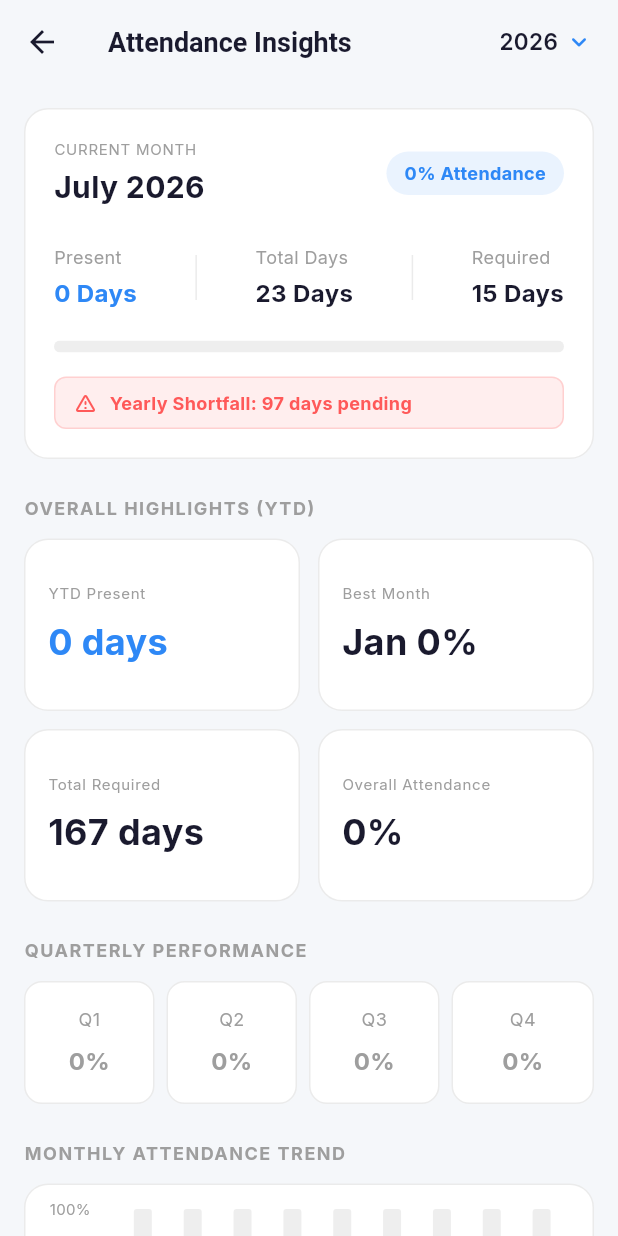
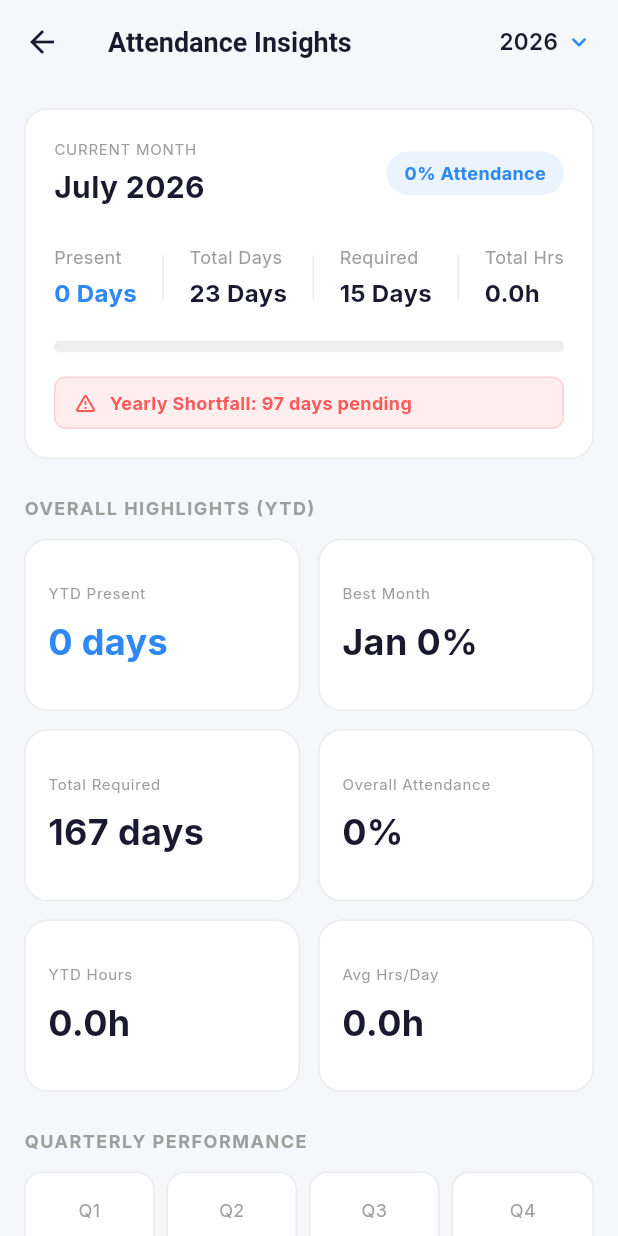
Before and after one commit to MatrimPathak/OfficeLog_Antigravity, a Flutter app: the SummaryScreen screen opened directly, on a phone screen of 412 x 824 dp. Run offline on Flutter 3.47's test engine with Material 3 defaults, Android fonts, the phone set to English and light mode, and no system bars; drawn by our look-alikes of fl_chart; our stand-ins replace cloud_firestore, cloud_functions, file_picker, firebase_auth, firebase_core, flutter_local_notifications and 16 more; missing offline and left inert: a package; accounts and stored records are empty.

Commit message:
Add hours summary, avg hours, notification fix, and Planning Mode
- Show total hours and avg h/day in summary screen highlights and monthly breakdown
- Add Total Hrs and Avg/Day stat cards to the home screen statistics grid
- Fix notification race condition by cancelling immediately before the 300ms delay
- Add Planning Mode screen to project future office days and model leave buffer
- Cap planning calendar to current year; filter projected days by year
- Harden PlannedDatesNotifier: tryParse for corrupt prefs, write queue with
  error guards so a single failed write never blocks subsequent persistence

Co-Authored-By: Claude Sonnet 4.6 <noreply@anthropic.com>
Claude-Session: https://claude.ai/code/session_01H2nx7FM8hpyWEXt7WFLzrr

```diff
--- a/lib/logic/stats_calculator.dart
+++ b/lib/logic/stats_calculator.dart
@@ -185,12 +185,14 @@ class YearlyStatsResult {
   final int year;
   final int ytdPresent;
   final int ytdRequired;
-  final int totalYearlyRequired; // New field for full year requirement
+  final int totalYearlyRequired;
   final double overallAttendance; // percentage 0-100
   final String bestMonthName;
   final double bestMonthPercentage;
   final List<MonthlyStats> monthlyBreakdown;
   final Map<int, double> quarterlyPerformance; // 1-4 : percentage
+  final double ytdTotalHours;
+  final double ytdAvgHoursPerDay;
 
   int getNetBalanceUpTo(int targetMonth) {
     int requestedPresent = 0;
@@ -216,6 +218,8 @@ class YearlyStatsResult {
     required this.bestMonthPercentage,
     required this.monthlyBreakdown,
     required this.quarterlyPerformance,
+    this.ytdTotalHours = 0.0,
+    this.ytdAvgHoursPerDay = 0.0,
   });
 }
 
@@ -228,6 +232,9 @@ class MonthlyStats {
   final int holidayDays;
   final double attendancePercentage;
   final double totalHours;
+
+  double get avgHoursPerDay =>
+      presentDays > 0 ? totalHours / presentDays : 0.0;
 
   MonthlyStats({
     required this.month,
@@ -386,6 +393,15 @@ extension YearlyCalculator on StatsCalculator {
       quarterly[q] = qPct;
     }
 
+    double ytdTotalHours = 0.0;
+    for (var m in monthlyBreakdown) {
+      if (DateTime(year, m.month, 1).isBefore(DateTime.now())) {
+        ytdTotalHours += m.totalHours;
+      }
+    }
+    final double ytdAvgHoursPerDay =
+        ytdPresent > 0 ? ytdTotalHours / ytdPresent : 0.0;
+
     return YearlyStatsResult(
       year: year,
       ytdPresent: ytdPresent,
@@ -396,6 +412,8 @@ extension YearlyCalculator on StatsCalculator {
       bestMonthPercentage: bestMonth?.attendancePercentage ?? 0,
       monthlyBreakdown: monthlyBreakdown,
       quarterlyPerformance: quarterly,
+      ytdTotalHours: ytdTotalHours,
+      ytdAvgHoursPerDay: ytdAvgHoursPerDay,
     );
   }
 }
--- a/lib/presentation/summary/summary_screen.dart
+++ b/lib/presentation/summary/summary_screen.dart
@@ -361,8 +361,26 @@ class SummaryScreen extends ConsumerWidget {
                   '${currentMonthStats.requiredDays} Days',
                   Theme.of(context).colorScheme.onSurface,
                 ),
+                Container(
+                  width: 1,
+                  height: 30,
+                  color: Theme.of(context).dividerColor,
+                ),
+                _buildStatColumn(
+                  context,
+                  'Total Hrs',
+                  '${currentMonthStats.totalHours.toStringAsFixed(1)}h',
+                  Theme.of(context).colorScheme.onSurface,
+                ),
               ],
             ),
+            if (currentMonthStats.presentDays > 0) ...[
+              const SizedBox(height: 8),
+              Text(
+                'avg ${currentMonthStats.avgHoursPerDay.toStringAsFixed(1)} h/day',
+                style: const TextStyle(color: Colors.grey, fontSize: 11),
+              ),
+            ],
             const SizedBox(height: 20),
             ClipRRect(
               borderRadius: BorderRadius.circular(4),
@@ -463,7 +481,7 @@ class SummaryScreen extends ConsumerWidget {
       physics: const NeverScrollableScrollPhysics(),
       mainAxisSpacing: 12,
       crossAxisSpacing: 12,
-      childAspectRatio: 1.6, // Wider cards
+      childAspectRatio: 1.6,
       children: [
         _buildHighlightCard(
           context,
@@ -487,6 +505,18 @@ class SummaryScreen extends ConsumerWidget {
           context,
           'Overall Attendance',
           '${stats.overallAttendance.toStringAsFixed(0)}%',
+          Theme.of(context).colorScheme.onSurface,
+        ),
+        _buildHighlightCard(
+          context,
+          'YTD Hours',
+          '${stats.ytdTotalHours.toStringAsFixed(1)}h',
+          Theme.of(context).colorScheme.onSurface,
+        ),
+        _buildHighlightCard(
+          context,
+          'Avg Hrs/Day',
+          '${stats.ytdAvgHoursPerDay.toStringAsFixed(1)}h',
           Theme.of(context).colorScheme.onSurface,
         ),
       ],
@@ -1048,18 +1078,33 @@ class SummaryScreen extends ConsumerWidget {
               return Padding(
                 padding: const EdgeInsets.symmetric(
                   horizontal: 16,
-                  vertical: 16,
+                  vertical: 12,
                 ),
                 child: Row(
                   children: [
                     Expanded(
                       flex: 4,
-                      child: Text(
+                      child: Column(
+                        crossAxisAlignment: CrossAxisAlignment.start,
+                        children: [
+                          Text(
                             item.monthName,
                             style: TextStyle(
                               color: Theme.of(context).colorScheme.onSurface,
                               fontWeight: FontWeight.w500,
                             ),
+                          ),
+                          if (!isFuture && item.totalHours > 0) ...[
+                            const SizedBox(height: 2),
+                            Text(
+                              '${item.totalHours.toStringAsFixed(1)}h total',
+                              style: const TextStyle(
+                                color: Colors.grey,
+                                fontSize: 10,
+                              ),
+                            ),
+                          ],
+                        ],
                       ),
                     ),
                     Expanded(
@@ -1087,11 +1132,25 @@ class SummaryScreen extends ConsumerWidget {
                     Expanded(
                       flex: 2,
                       child: Center(
-                        child: Text(
+                        child: Column(
+                          children: [
+                            Text(
                               isFuture ? '-' : '${item.presentDays}',
                               style: TextStyle(
                                 color: Theme.of(context).colorScheme.onSurface,
                               ),
+                            ),
+                            if (!isFuture && item.presentDays > 0) ...[
+                              const SizedBox(height: 2),
+                              Text(
+                                '${item.avgHoursPerDay.toStringAsFixed(1)}h/d',
+                                style: const TextStyle(
+                                  color: Colors.grey,
+                                  fontSize: 10,
+                                ),
+                              ),
+                            ],
+                          ],
                         ),
                       ),
                     ),
```
Also changed, not shown: lib/presentation/home/home_screen.dart (+73 -3 lines), lib/presentation/planning/planning_screen.dart (added, +509 -0 lines), lib/presentation/providers/providers.dart (+63 -0 lines). Lines whose indentation alone changed are shown as unchanged.
